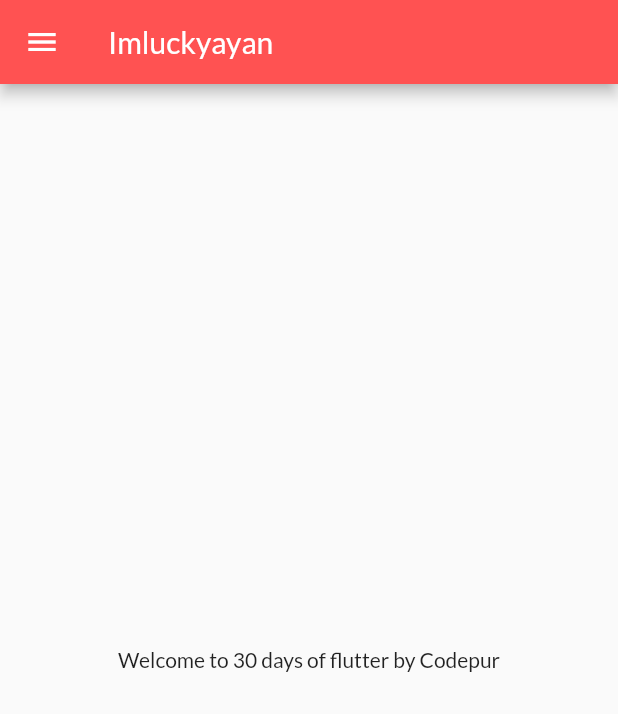
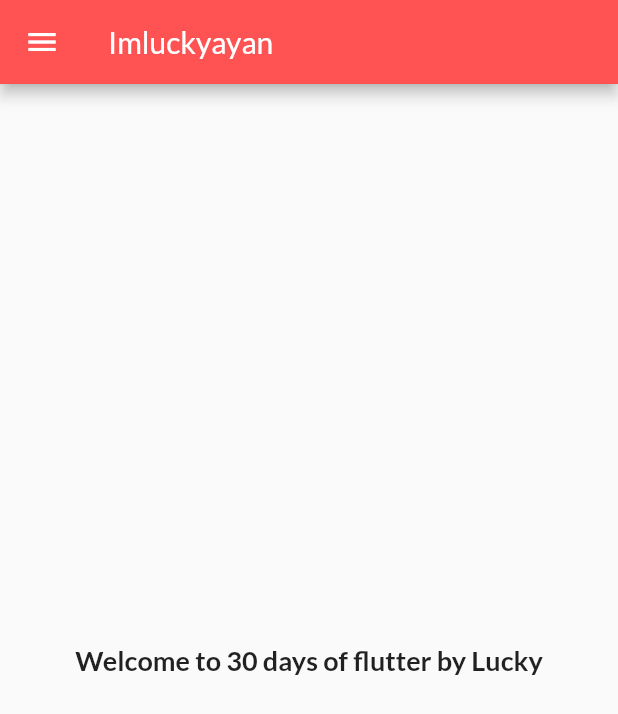
Before and after one commit to Imluckyayan/My30DaysOfFlutter, a Flutter app: the HomePage screen opened by its route, on a phone screen of 412 x 824 dp. Shown: the top 714 px of the screen. Run offline on Flutter 3.47's test engine with Material 2 defaults, Android fonts, the phone set to English and light mode, and no system bars; our stand-ins replace google_fonts.

Commit message:
Made routes work across pages

```diff
--- a/lib/Pages/homepage.dart
+++ b/lib/Pages/homepage.dart
@@ -2,7 +2,7 @@ import 'package:flutter/material.dart';
 
 class HomePage extends StatelessWidget {
   final int days = 30;
-  final String name = "Codepur";
+  final String name = "Lucky";
   @override
   Widget build(BuildContext context) {
     return Scaffold(
@@ -11,8 +11,12 @@ class HomePage extends StatelessWidget {
         backgroundColor: Colors.redAccent,
       ), // AppBar
       body: Center(
-        child: Container(
-          child: Text("Welcome to $days days of flutter by $name"),
+        child: Text(
+          "Welcome to $days days of flutter by $name",
+          style: TextStyle(
+            fontWeight: FontWeight.bold,
+            fontSize: 18,
+          ),
         ), // Container
       ), // Center
       drawer: Drawer(),
```
